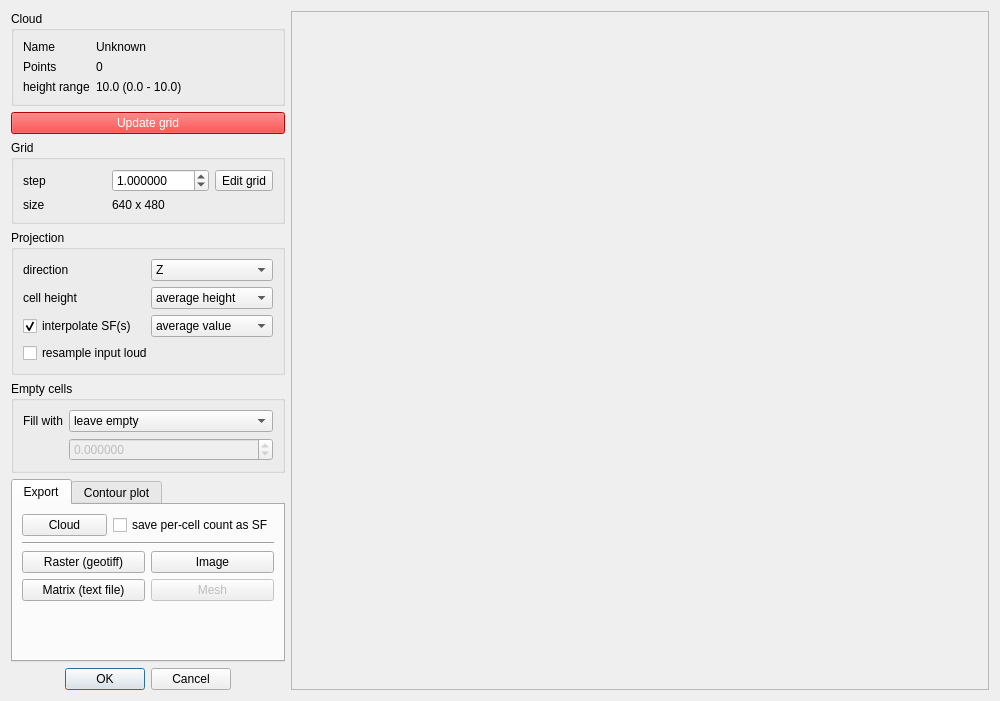
Above: qCC/ui_templates/rasterizeDlg.ui from CloudCompare/CloudCompare before the change. Below: the same form after it.
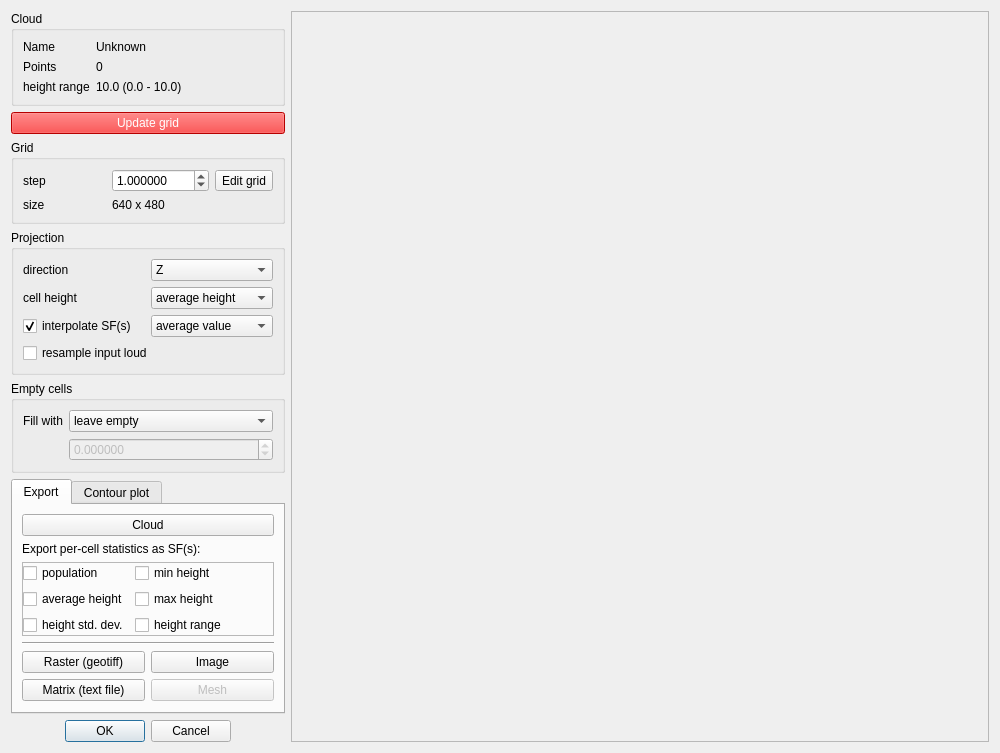
That is the form after the change.

Commit message: Rasterize tool enhanced (multiple SFs are now exportable: min, max and avg height , height std. dev., height range, etc.) + icon is now in main toolbar

```diff
--- a/qCC/ui_templates/rasterizeDlg.ui
+++ b/qCC/ui_templates/rasterizeDlg.ui
@@ -7,7 +7,7 @@
     <x>0</x>
     <y>0</y>
     <width>1000</width>
-    <height>652</height>
+    <height>720</height>
    </rect>
   </property>
   <property name="windowTitle">
@@ -407,8 +407,6 @@
          </attribute>
          <layout class="QVBoxLayout" name="verticalLayout_3">
           <item>
-           <layout class="QHBoxLayout" name="horizontalLayout_6">
-            <item>
              <widget class="QPushButton" name="generateCloudPushButton">
               <property name="text">
                <string>Cloud</string>
@@ -416,16 +414,101 @@
              </widget>
             </item>
             <item>
+           <widget class="QLabel" name="label_12">
+            <property name="text">
+             <string>Export per-cell statistics as SF(s):</string>
+            </property>
+           </widget>
+          </item>
+          <item>
+           <widget class="QFrame" name="exportCloudSFFrame">
+            <property name="sizePolicy">
+             <sizepolicy hsizetype="Preferred" vsizetype="Maximum">
+              <horstretch>0</horstretch>
+              <verstretch>0</verstretch>
+             </sizepolicy>
+            </property>
+            <property name="frameShape">
+             <enum>QFrame::StyledPanel</enum>
+            </property>
+            <property name="frameShadow">
+             <enum>QFrame::Raised</enum>
+            </property>
+            <layout class="QFormLayout" name="formLayout_4">
+             <property name="leftMargin">
+              <number>0</number>
+             </property>
+             <property name="topMargin">
+              <number>0</number>
+             </property>
+             <property name="rightMargin">
+              <number>0</number>
+             </property>
+             <property name="bottomMargin">
+              <number>0</number>
+             </property>
+             <item row="0" column="0">
              <widget class="QCheckBox" name="generateCountSFcheckBox">
               <property name="toolTip">
                <string>Adds a scalar field with the grid density (= number of points falling in each cell)</string>
               </property>
               <property name="text">
-               <string>save per-cell count as SF</string>
+                <string>population</string>
+               </property>
+              </widget>
+             </item>
+             <item row="0" column="1">
+              <widget class="QCheckBox" name="generateMinHeightSFcheckBox">
+               <property name="toolTip">
+                <string>Adds a scalar field with the min. height of the points inside the cell</string>
+               </property>
+               <property name="text">
+                <string>min height</string>
+               </property>
+              </widget>
+             </item>
+             <item row="1" column="0">
+              <widget class="QCheckBox" name="generateAvgHeightSFcheckBox">
+               <property name="toolTip">
+                <string>Adds a scalar field with the average height of the points inside the cell</string>
+               </property>
+               <property name="text">
+                <string>average height</string>
+               </property>
+              </widget>
+             </item>
+             <item row="1" column="1">
+              <widget class="QCheckBox" name="generateMaxHeightSFcheckBox">
+               <property name="toolTip">
+                <string>Adds a scalar field with the max. height of the points inside the cell</string>
+               </property>
+               <property name="text">
+                <string>max height</string>
+               </property>
+              </widget>
+             </item>
+             <item row="2" column="0">
+              <widget class="QCheckBox" name="generateStdDevHeightSFcheckBox">
+               <property name="toolTip">
+                <string>Adds a scalar field with the standard deviation of the heights of the points inside the cell</string>
+               </property>
+               <property name="text">
+                <string>height std. dev.</string>
+               </property>
+              </widget>
+             </item>
+             <item row="2" column="1">
+              <widget class="QCheckBox" name="generateHeightRangeSFcheckBox">
+               <property name="toolTip">
+                <string>Adds a scalar field with the standard deviation of the heights of the points inside the cell</string>
+               </property>
+               <property name="text">
+                <string>height range</string>
               </property>
              </widget>
             </item>
            </layout>
+           </widget>
           </item>
           <item>
            <widget class="Line" name="line">
```
Left out of the diff: 3 changed lines with no effect on the pictures. Lines whose indentation alone changed are shown as unchanged. The commit also changes 4 other files.
